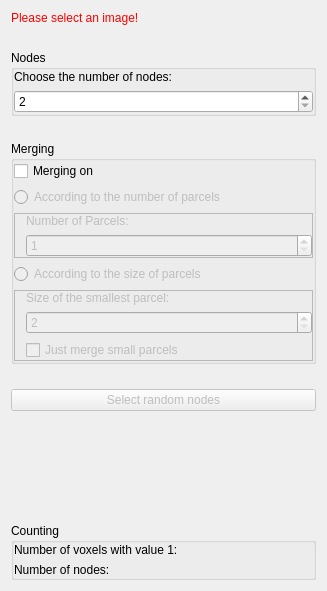
The window that Plugins/org.mitk.gui.qt.diffusionimaging.connectomics/src/internal/QmitkRandomParcellationViewControls.ui (MITK/MITK) describes before a commit, drawn with Qt 5.
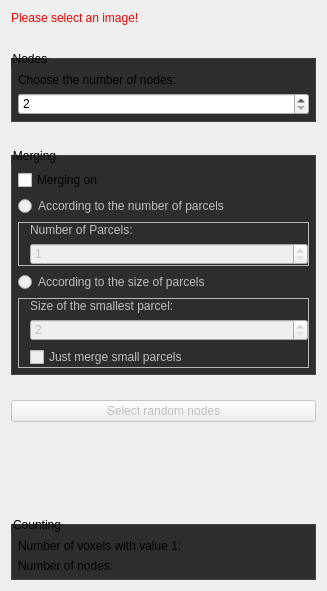
The same window after the commit.

Commit message: Update diffusion view style

Diff of the .ui file:
```diff
--- a/Plugins/org.mitk.gui.qt.diffusionimaging.connectomics/src/internal/QmitkRandomParcellationViewControls.ui
+++ b/Plugins/org.mitk.gui.qt.diffusionimaging.connectomics/src/internal/QmitkRandomParcellationViewControls.ui
@@ -22,6 +22,43 @@
   <property name="windowTitle">
    <string>QmitkTemplate</string>
   </property>
+  <property name="styleSheet">
+   <string>QCommandLinkButton {
+  font-weight: normal;
+}
+
+QCommandLinkButton:disabled {
+  border: none;
+  font-weight: lighter;
+}
+
+QToolBox::tab {
+  border: 1px solid #434346;
+  font-weight: bold;
+}
+
+QToolBox::tab:hover {
+  background-color: #434346;
+  font-weight: bold;
+}
+
+QToolBox::tab:selected {
+  background-color: #1c97ea;
+  border: 1px solid #1c97ea;
+  font-weight: bold;
+}
+
+QGroupBox {
+  border: 1px solid #434346;
+  background-color: #2d2d30;
+  margin-top: 8px;
+  padding-top: 8px;
+}
+
+QGroupBox, QGroupBox:disabled {
+  background-color: #2d2d30;
+}</string>
+  </property>
   <layout class="QGridLayout" name="gridLayout">
    <property name="verticalSpacing">
     <number>25</number>
@@ -49,16 +86,16 @@
      </property>
      <layout class="QGridLayout" name="gridLayout_2">
       <property name="leftMargin">
-       <number>0</number>
+       <number>6</number>
       </property>
       <property name="topMargin">
-       <number>0</number>
+       <number>6</number>
       </property>
       <property name="rightMargin">
-       <number>0</number>
+       <number>6</number>
       </property>
       <property name="bottomMargin">
-       <number>0</number>
+       <number>6</number>
       </property>
       <item row="0" column="0">
        <widget class="QLabel" name="label">
@@ -93,16 +130,16 @@
      </property>
      <layout class="QGridLayout" name="gridLayout_3">
       <property name="leftMargin">
-       <number>0</number>
+       <number>6</number>
       </property>
       <property name="topMargin">
-       <number>0</number>
+       <number>6</number>
       </property>
       <property name="rightMargin">
-       <number>0</number>
+       <number>6</number>
       </property>
       <property name="bottomMargin">
-       <number>0</number>
+       <number>6</number>
       </property>
       <item row="0" column="0">
        <widget class="QCheckBox" name="checkBoxMerging">
@@ -277,16 +314,16 @@
      </property>
      <layout class="QGridLayout" name="gridLayout_4">
       <property name="leftMargin">
-       <number>0</number>
+       <number>6</number>
       </property>
       <property name="topMargin">
-       <number>0</number>
+       <number>6</number>
       </property>
       <property name="rightMargin">
-       <number>0</number>
+       <number>6</number>
       </property>
       <property name="bottomMargin">
-       <number>0</number>
+       <number>6</number>
       </property>
       <item row="0" column="0">
        <widget class="QLabel" name="labelNumberVoxels">
@@ -307,7 +344,7 @@
    </item>
   </layout>
  </widget>
- <layoutdefault spacing="6" margin="11"/>
- <resources/>
- <connections/>
+ <layoutdefault spacing="6" margin="11"></layoutdefault>
+ <resources></resources>
+ <connections></connections>
 </ui>
```
Left out of the diff: 2 changed lines with no effect on the pictures. The commit also changes 32 other files.
